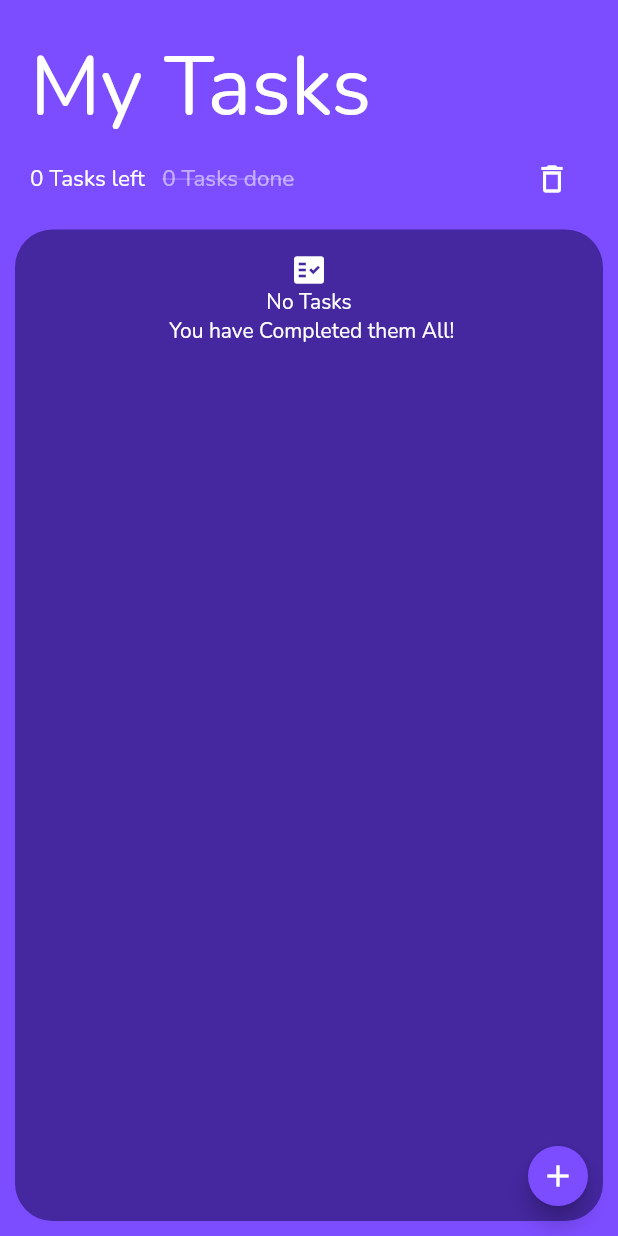
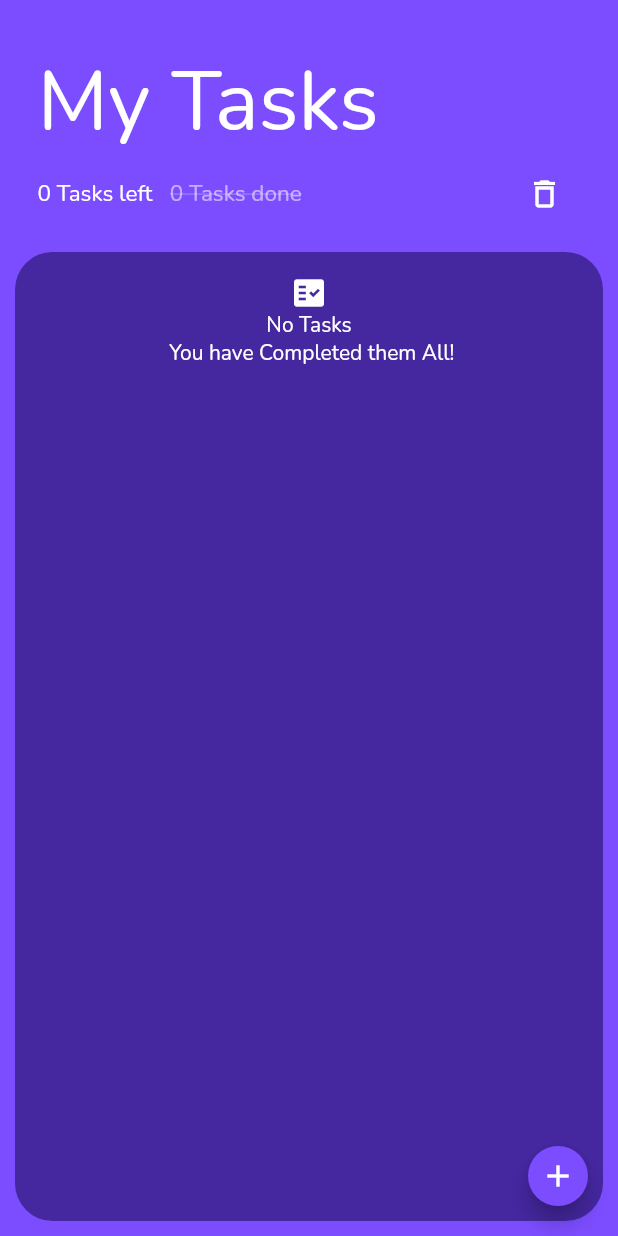
Before and after one commit to KejariwalAyush/MyDraft, a Flutter app: the screen it shows after launch, on a phone screen of 412 x 824 dp. Run offline on Flutter 3.47's test engine with Material 2 defaults, Android fonts, the phone set to English and light mode, and no system bars; drawn by our look-alikes of auto_size_text; our stand-ins replace google_fonts, hive, hive_flutter; accounts and stored records are empty; generated files the repository leaves out were written again.

Commit message:
enhanced ui for mobile

```diff
--- a/lib/main.dart
+++ b/lib/main.dart
@@ -25,6 +25,7 @@ class MyApp extends StatelessWidget {
       create: (context) => TaskData(),
       child: MaterialApp(
         title: 'MyDraft',
+        debugShowCheckedModeBanner: false,
         theme: ThemeData(
           primarySwatch: Colors.deepPurple,
           buttonColor: Colors.deepPurple[400],
--- a/lib/screens/Tasks/taskHome.dart
+++ b/lib/screens/Tasks/taskHome.dart
@@ -24,7 +24,8 @@ class _TaskHomeState extends State<TaskHome> {
 
   @override
   Widget build(BuildContext context) {
-    return Scaffold(
+    return SafeArea(
+      child: Scaffold(
         body: Container(
           padding: EdgeInsets.all(10),
           color: Theme.of(context).backgroundColor,
@@ -32,8 +33,11 @@ class _TaskHomeState extends State<TaskHome> {
             mainAxisAlignment: MainAxisAlignment.start,
             crossAxisAlignment: CrossAxisAlignment.stretch,
             children: [
+              SizedBox(
+                height: 5,
+              ),
               Container(
-              padding: EdgeInsets.all(10),
+                padding: EdgeInsets.all(15),
                 child: Column(
                   mainAxisAlignment: MainAxisAlignment.start,
                   crossAxisAlignment: CrossAxisAlignment.stretch,
@@ -126,6 +130,7 @@ class _TaskHomeState extends State<TaskHome> {
           ),
           backgroundColor: Theme.of(context).backgroundColor,
         ),
+      ),
     );
   }
 }
--- a/lib/screens/Tasks/taskTile.dart
+++ b/lib/screens/Tasks/taskTile.dart
@@ -23,6 +23,7 @@ class TaskTile extends StatelessWidget {
         color: Colors.redAccent,
         alignment: Alignment.centerRight,
         padding: EdgeInsets.all(5),
+        decoration: BoxDecoration(borderRadius: BorderRadius.circular(20)),
         child: Icon(
           Icons.delete_forever,
           color: Colors.white,
```
Lines whose indentation alone changed are shown as unchanged.
